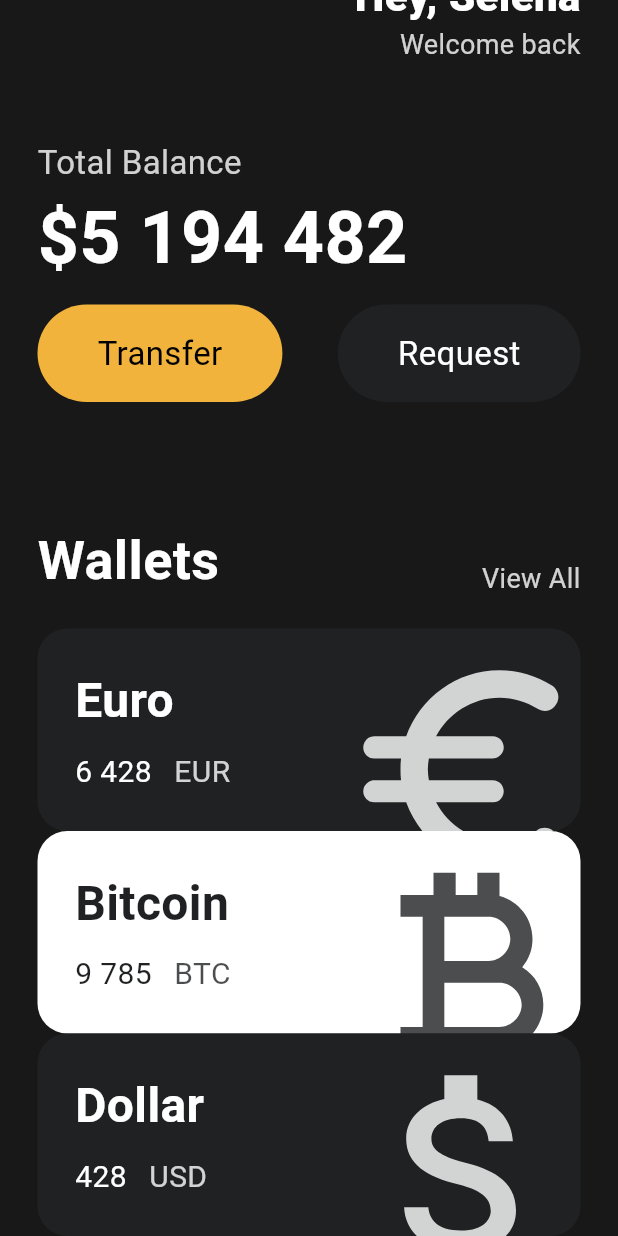
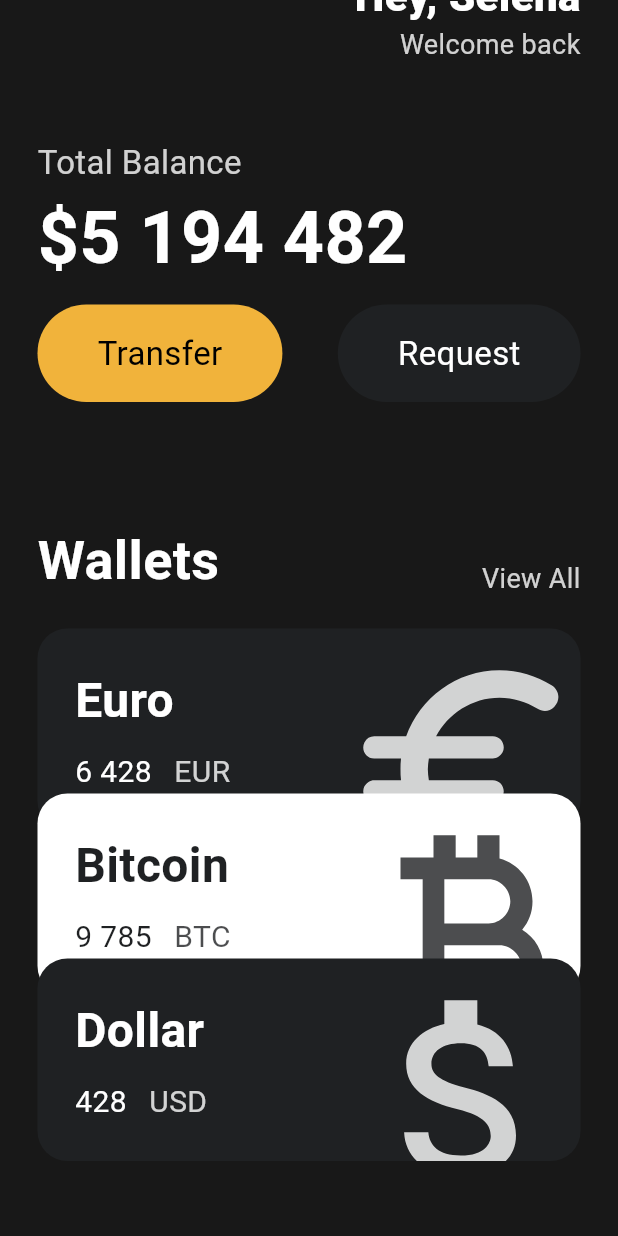
Before and after one commit to kimjihye058/2024-Flutter-Study, a Flutter app: the screen it shows after launch, scrolled down 93 dp, on a phone screen of 412 x 824 dp. Run offline on Flutter 3.47's test engine with Material 3 defaults, Android fonts, the phone set to English and light mode, and no system bars.

Commit message:
카드들이 겹쳐지도록 설정(Transform.translate 위젯)

```diff
--- a/lib/main.dart
+++ b/lib/main.dart
@@ -122,19 +122,25 @@ class App extends StatelessWidget {
                   icon: Icons.euro_rounded,
                   isInverted: false,
                 ),
-                CurrencyCard(
+                Transform.translate(
+                  offset: Offset(0, -25),
+                  child: CurrencyCard(
                     name: 'Bitcoin',
                     code: 'BTC',
                     amount: '9 785',
                     icon: Icons.currency_bitcoin,
                     isInverted: true,
                   ),
-                CurrencyCard(
+                ),
+                Transform.translate(
+                  offset: Offset(0, -50),
+                  child: CurrencyCard(
                     name: 'Dollar',
                     code: 'USD',
                     amount: '428',
                     icon: Icons.attach_money_outlined,
                     isInverted: false,
+                  ),
                 ),
               ],
             ),
```
Lines whose indentation alone changed are shown as unchanged.
